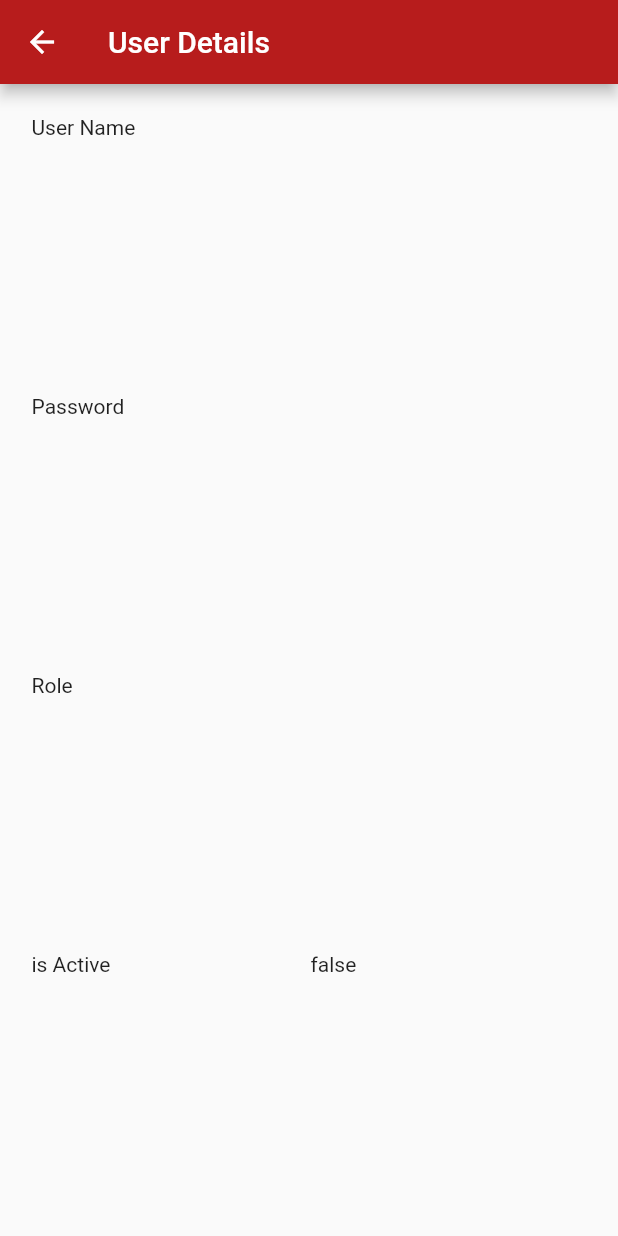
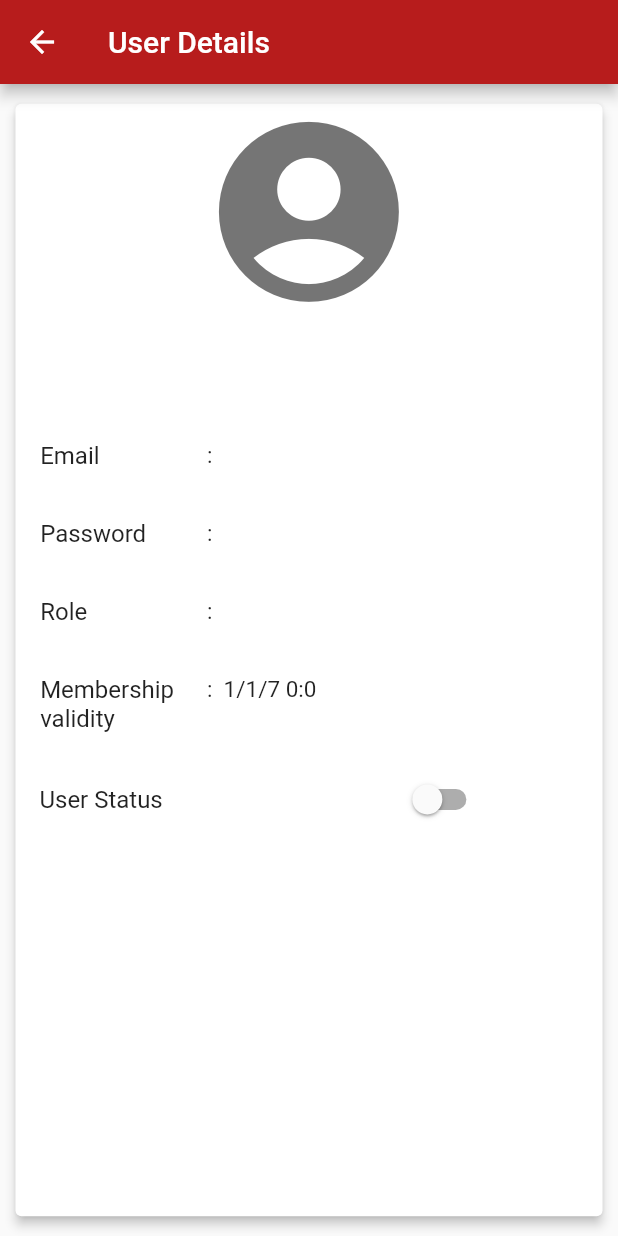
Before and after one commit to AravindCastle/AvanaAndroid, a Flutter app: the UserDetailsPage screen opened directly with empty values, on a phone screen of 412 x 824 dp. Run offline on Flutter 3.47's test engine with Material 2 defaults, Android fonts, the phone set to English and light mode, and no system bars; our stand-ins replace cloud_firestore, file_picker, firebase_storage, open_file, shared_preferences; missing offline and left inert: dart:ffi; accounts and stored records are empty.

Commit message:
user details page

```diff
--- a/lib/Utils.dart
+++ b/lib/Utils.dart
@@ -54,8 +54,11 @@ static String getMessageTimerFrmt(int time){
   }
 return timeFrmt;
 
+}
 
-
+static String getTimeFrmt(int time){
+  DateTime dt= new DateTime.fromMillisecondsSinceEpoch(time);
+  return dt.day.toString()+"/"+dt.month.toString()+"/"+dt.year.toString().substring(2,3)+" "+dt.hour.toString()+":"+dt.minute.toString();
 
 }
 static bool validateLogin(String email,String password){
--- a/lib/userDetailsPage.dart
+++ b/lib/userDetailsPage.dart
@@ -20,12 +20,12 @@ class _UserDetailsPageState extends State<UserDetailsPage> {
   bool isPageLoading = true;
   String userName;
   String password;
+  String email;
   String role;
   bool isActive;
+  MediaQueryData medQry = null;
   int membershipDate;
   Widget DisplayBuilder(String userId) {
-
-
     if (isPageLoading) {
       getUserDetails(userId);
       return new CircularProgressIndicator();
@@ -36,35 +36,156 @@ class _UserDetailsPageState extends State<UserDetailsPage> {
           crossAxisSpacing: 2,
           mainAxisSpacing: 2,
           crossAxisCount: 2,
-          children: <Widget>[Text("User Name"), Text(userName),Text("Password"), Text(password),Text("Role"), Text(Utils.getRoleString(role) ),Text("is Active"), Text(isActive.toString()),Text("Membership Date"), Text(membershipDate.toString())]);
+          children: <Widget>[
+            Text("User Name"),
+            Text(userName),
+            Text("Password"),
+            Text(password),
+            Text("Role"),
+            Text(Utils.getRoleString(role)),
+            Text("is Active"),
+            Text(isActive.toString()),
+            Text("Membership Date"),
+            Text(membershipDate.toString())
+          ]);
     }
   }
+
   Future<void> getUserDetails(String docId) async {
-     final DocumentSnapshot userDetails = await Firestore.instance
-          .collection('userdata')
-          .document(docId).get();
-          if(userDetails.data.length>0){
-              userName=userDetails["username"];
-              password=userDetails["password"];
-              role=userDetails["role"];
-              isActive=userDetails["isactive"];
-              membershipDate= userDetails["membershipdate"];
+    final DocumentSnapshot userDetails =
+        await Firestore.instance.collection('userdata').document(docId).get();
+    if (userDetails.data.length > 0) {
+      userName = userDetails["username"];
+      password = userDetails["password"];
+      role = userDetails["role"];
+      isActive = userDetails["isactive"];
+      membershipDate = userDetails["membershipdate"];
+      email = userDetails["email"];
     }
     setState(() {
-           isPageLoading=false;
+      isPageLoading = false;
     });
+  }
 
+  Widget buildUserCard(BuildContext context) {
+    return Card(
+      elevation: 3,
+      child: Container(
+          width: medQry.size.width * .95,
+          height: medQry.size.height * .90,
+          //  padding:EdgeInsets.all(10),
+          child: new Column(
+            //  mainAxisAlignment: MainAxisAlignment.center,
+            crossAxisAlignment: CrossAxisAlignment.center,
+            children: <Widget>[
+              SizedBox(
+                width: medQry.size.width * .35,
+                height: medQry.size.width * .35,
+                child:
+                    Icon(Icons.account_circle, size: medQry.size.width * .35,color: Color.fromRGBO(117,117,117, 1),),
+              ),
+              SizedBox(height: 10, width: 10),
+              Text(userName,
+                  style: TextStyle(
+                    fontSize: 26,
+                  ),
+                  textAlign: TextAlign.center),
+              SizedBox(height: medQry.size.height * .03),
+              Padding(padding: EdgeInsets.all(medQry.size.width*.04), child:  Row(
+                mainAxisAlignment: MainAxisAlignment.start,
+                crossAxisAlignment: CrossAxisAlignment.start,
+                children: <Widget>[
+                  SizedBox(
+                    width: medQry.size.width * .27,
+                    child: Text("Email ",style: TextStyle(fontSize:16)),
+                  ),
+                  SizedBox(
+                    width: medQry.size.width * .60,
+                    child: Text(":  "+email,style: TextStyle(fontSize:15)),
+                  ),
+                ],
+              )),
+              Padding(padding: EdgeInsets.all(medQry.size.width*.04), child:Row(
+                mainAxisAlignment: MainAxisAlignment.start,
+                crossAxisAlignment: CrossAxisAlignment.start,
+                children: <Widget>[
+                  SizedBox(
+                    width: medQry.size.width * .27,
+                    child: Text("Password ",style: TextStyle(fontSize:16)),
+                  ),
+                  SizedBox(
+                    width: medQry.size.width * .60,
+                    child: Text(":  "+password,style: TextStyle(fontSize:15)),
+                  ),
+                ],
+              )),
+              Padding(padding: EdgeInsets.all(medQry.size.width*.04), child:Row(
+                mainAxisAlignment: MainAxisAlignment.start,
+                crossAxisAlignment: CrossAxisAlignment.start,
+                children: <Widget>[
+                  SizedBox(
+                    width: medQry.size.width * .27,
+                    child: Text("Role ",style: TextStyle(fontSize:16)),
+                  ),
+                  SizedBox(
+                    width: medQry.size.width * .60,
+                    child: Text(": "+role.toString(),style: TextStyle(fontSize:15)),
+                  ),
+                ],
+              )),
+              Padding(padding: EdgeInsets.all(medQry.size.width*.04), child:Row(
+                mainAxisAlignment: MainAxisAlignment.start,
+                crossAxisAlignment: CrossAxisAlignment.start,
+                children: <Widget>[
+                  SizedBox(
+                    width: medQry.size.width * .27,
+                    child: Text("Membership validity ",maxLines: 2,style: TextStyle(fontSize:16)),
+                  ),
+                  SizedBox(
+                    width: medQry.size.width * .40,
+                    child: Text(":  "+Utils.getTimeFrmt(membershipDate),style: TextStyle(fontSize:15)),
+                  ),
+                ],
+              )),
+                  Align(
+                    alignment: Alignment.topLeft,
+                      child: SizedBox(
+
+                    width: medQry.size.width*.80,
+                child:
+              SwitchListTile(
+                title: Text("User Status"),
+                value: isActive,
+                onChanged: (bool value) {
+                  setState(() {
+                    isActive = value;
+                  });
+                },
+              )),
+                  )
+
+
+
+
+
+            ],
+          )),
+    );
   }
+
   Widget build(BuildContext context) {
+    medQry = MediaQuery.of(context);
     final UserDetailsArguement userDet =
         ModalRoute.of(context).settings.arguments;
-
+    getUserDetails(userDet.userId);
     return new Scaffold(
         appBar: AppBar(title: Text("User Details")),
         body: new Container(
           padding: const EdgeInsets.all(1.0),
           alignment: Alignment.center,
-          child: DisplayBuilder(userDet.userId)),
-    );
+          child: (isPageLoading
+              ? CircularProgressIndicator()
+              : buildUserCard(context)),
+        ));
   }
 }
--- a/lib/userList.dart
+++ b/lib/userList.dart
@@ -24,7 +24,8 @@ class _userListPageState extends State<userListPage> {
                     return new ListTile(
                       trailing: Icon(Icons.keyboard_arrow_right),
                       leading: CircleAvatar(
-                          backgroundColor: Color.fromRGBO(240, 85, 69, 1),
+                          backgroundColor:  Color.fromRGBO(117,117,117, 1),
+                          child:Text(document['username'].toString().substring(0,1).toUpperCase(),style:TextStyle(color: Colors.white ),)
                         ),
                       title: new Text(document['username'],style: TextStyle(
                         fontWeight: FontWeight.bold
@@ -45,7 +46,7 @@ class _userListPageState extends State<userListPage> {
           // Add your onPressed code here!
         },
         child: Icon(Icons.add),
-        backgroundColor: Colors.green,
+        backgroundColor: Theme.of(context).secondaryHeaderColor,
       ),
     );
   }
```
Also changed, not shown: lib/messagescreen.dart (+16 -22 lines), pubspec.lock. Lines whose indentation alone changed are shown as unchanged.
